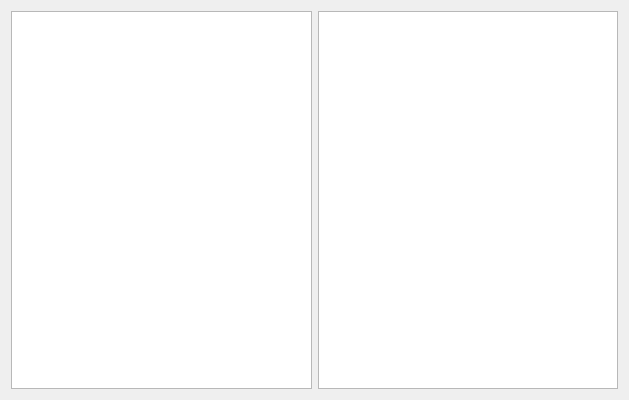
First picture: the form in src/gui/ui/FileBrowser.ui, repository VLMC/vlmc, before the edit.
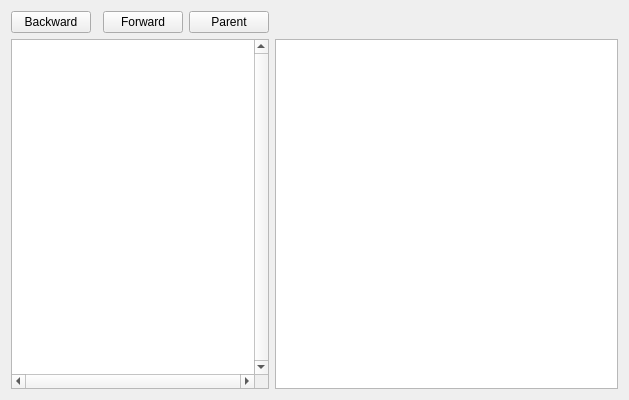
Second picture: the form after the edit.

Commit message: Some Enhancements on FileBrowser Widget

Diff of the .ui file:
```diff
--- a/src/gui/ui/FileBrowser.ui
+++ b/src/gui/ui/FileBrowser.ui
@@ -19,17 +19,57 @@
   <property name="windowTitle">
    <string>Form</string>
   </property>
-  <layout class="QHBoxLayout" name="horizontalLayout">
-   <item>
+  <layout class="QGridLayout" name="gridLayout">
+   <item row="1" column="1">
+    <widget class="QPushButton" name="pushButtonBackward">
+     <property name="text">
+      <string>Backward</string>
+     </property>
+    </widget>
+   </item>
+   <item row="1" column="3">
+    <widget class="QPushButton" name="pushButtonForward">
+     <property name="text">
+      <string>Forward</string>
+     </property>
+    </widget>
+   </item>
+   <item row="2" column="1" colspan="4">
     <widget class="QTreeView" name="treeViewBrowser">
+     <property name="verticalScrollBarPolicy">
+      <enum>Qt::ScrollBarAlwaysOn</enum>
+     </property>
+     <property name="horizontalScrollBarPolicy">
+      <enum>Qt::ScrollBarAlwaysOn</enum>
+     </property>
      <property name="headerHidden">
       <bool>true</bool>
      </property>
     </widget>
    </item>
-   <item>
+   <item row="2" column="7">
     <widget class="QListView" name="listViewBrowser"/>
    </item>
+   <item row="1" column="4">
+    <widget class="QPushButton" name="pushButtonParent">
+     <property name="text">
+      <string>Parent</string>
+     </property>
+    </widget>
+   </item>
+   <item row="1" column="7">
+    <spacer name="horizontalSpacer_2">
+     <property name="orientation">
+      <enum>Qt::Horizontal</enum>
+     </property>
+     <property name="sizeHint" stdset="0">
+      <size>
+       <width>40</width>
+       <height>20</height>
+      </size>
+     </property>
+    </spacer>
+   </item>
   </layout>
  </widget>
  <resources/>
```
The commit also changes 2 other files.
